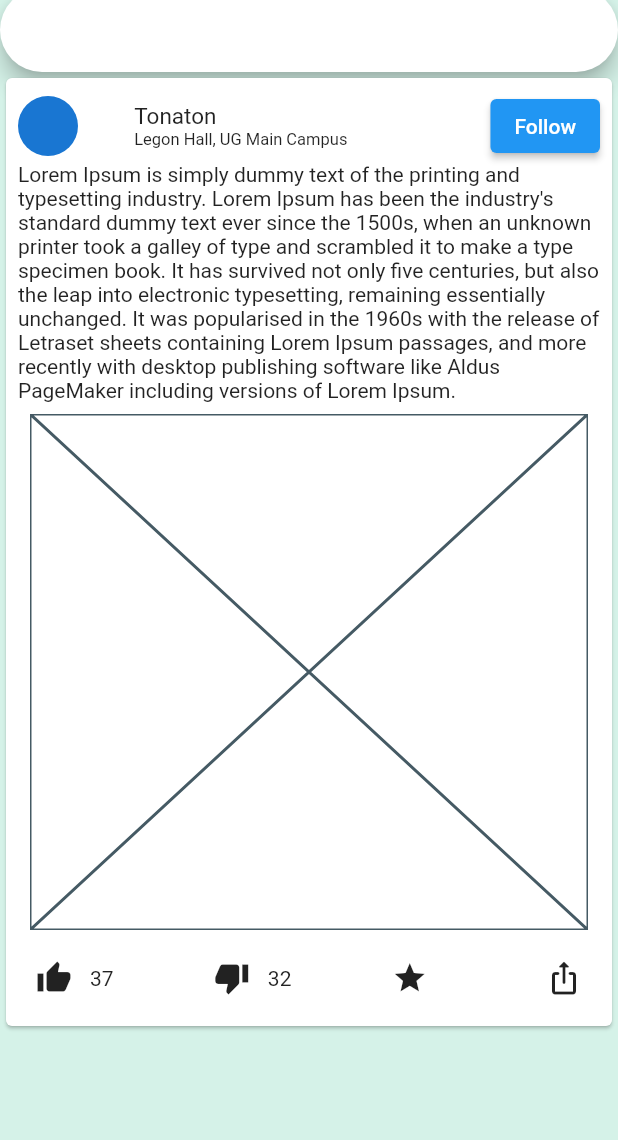
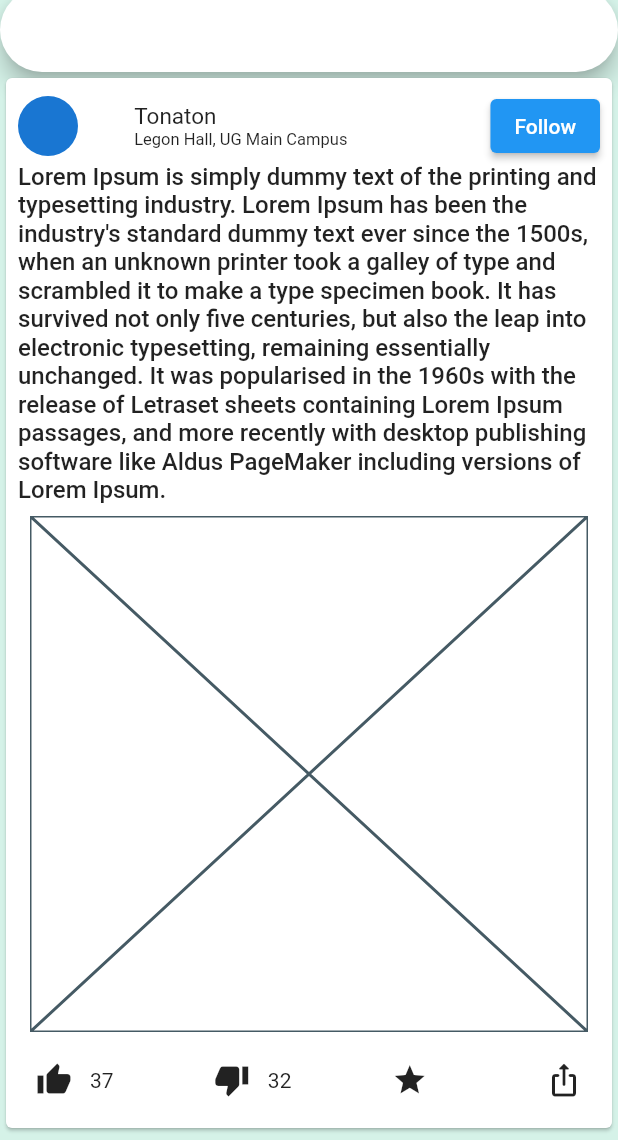
Before and after one commit to Serkhani/StudentConnect, a Flutter app: the HomeView screen opened by its route, on a phone screen of 412 x 824 dp, the part 96-1236 px from its top. Run offline on Flutter 3.47's test engine with Material 2 defaults, Android fonts, the light colour scheme and no system bars; our stand-ins replace get, image_picker.

Commit message:
added font styling

```diff
--- a/flutter/studentconnect/lib/app/modules/home/views/widgets/userpost.dart
+++ b/flutter/studentconnect/lib/app/modules/home/views/widgets/userpost.dart
@@ -46,6 +46,10 @@ class UserPost extends StatelessWidget {
             ),
             Text(
               post.description,
+              style: const TextStyle(
+                fontWeight: FontWeight.w500,
+                fontSize: 16.0,
+              ),
             ),
             Container(
               padding: const EdgeInsets.all(8.0),
```
